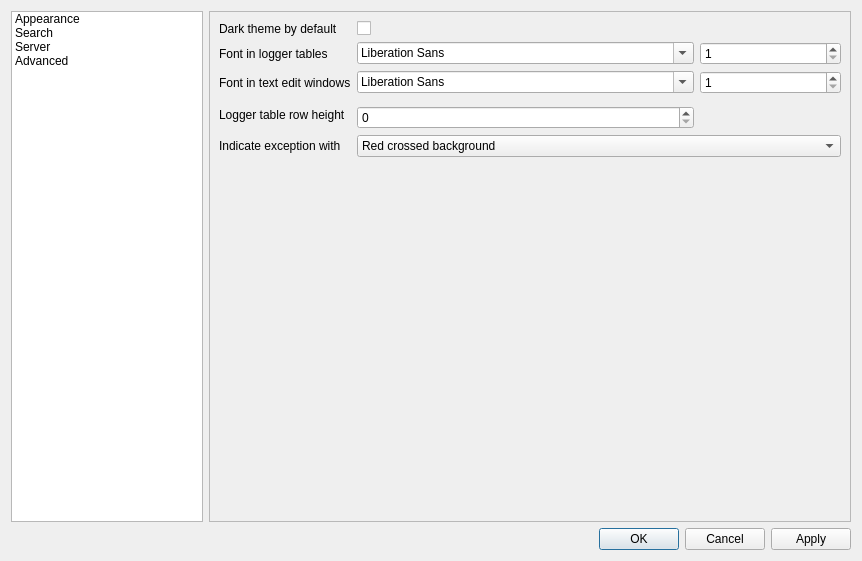
Above: cutelog/resources/ui/settings_dialog.ui from busimus/cutelog before the change. Below: the same form after it.
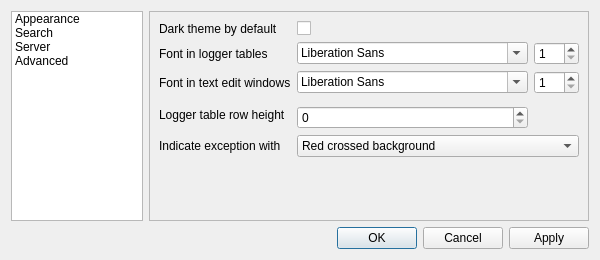
That is the form after the change.

Commit message: Settings dialog: resized dialog to be small by default

```diff
--- a/cutelog/resources/ui/settings_dialog.ui
+++ b/cutelog/resources/ui/settings_dialog.ui
@@ -6,8 +6,8 @@
    <rect>
     <x>0</x>
     <y>0</y>
-    <width>862</width>
-    <height>561</height>
+    <width>600</width>
+    <height>260</height>
    </rect>
   </property>
   <property name="windowTitle">
```
